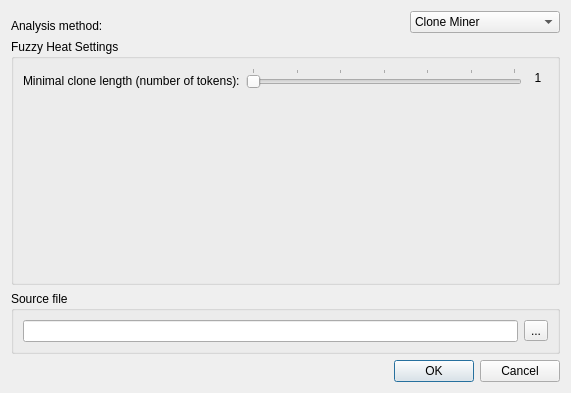
Qt form doc-clone-miner/qtui/element_miner_settings.ui (spbu-se/pldoctoolkit) before a commit.
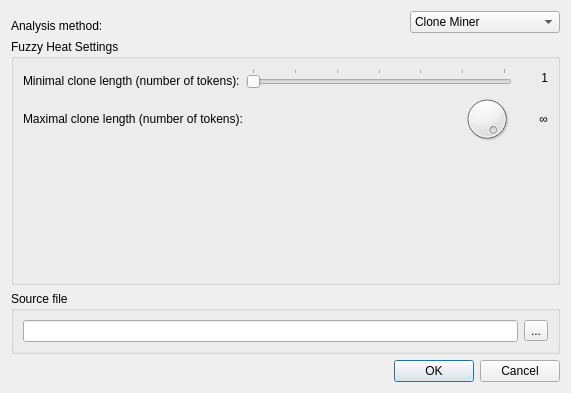
The same form after that commit. The open tabs and pages were chosen to show the change.

Commit message: Max Clone Length dial

```diff
--- a/doc-clone-miner/qtui/element_miner_settings.ui
+++ b/doc-clone-miner/qtui/element_miner_settings.ui
@@ -728,7 +728,7 @@
              <widget class="QLabel" name="lbClLen_f">
               <property name="minimumSize">
                <size>
-                <width>20</width>
+                <width>30</width>
                 <height>0</height>
                </size>
               </property>
@@ -736,7 +736,84 @@
                <string>1</string>
               </property>
               <property name="alignment">
-               <set>Qt::AlignCenter</set>
+               <set>Qt::AlignRight|Qt::AlignTrailing|Qt::AlignVCenter</set>
+              </property>
+             </widget>
+            </item>
+           </layout>
+          </item>
+          <item>
+           <layout class="QHBoxLayout" name="horizontalLayout_14">
+            <property name="bottomMargin">
+             <number>0</number>
+            </property>
+            <item>
+             <widget class="QLabel" name="label_9">
+              <property name="text">
+               <string>Maximal clone length (number of tokens):</string>
+              </property>
+             </widget>
+            </item>
+            <item>
+             <spacer name="horizontalSpacer_9">
+              <property name="orientation">
+               <enum>Qt::Horizontal</enum>
+              </property>
+              <property name="sizeHint" stdset="0">
+               <size>
+                <width>40</width>
+                <height>20</height>
+               </size>
+              </property>
+             </spacer>
+            </item>
+            <item>
+             <widget class="QDial" name="dlClMaxLen_f">
+              <property name="sizePolicy">
+               <sizepolicy hsizetype="Fixed" vsizetype="Fixed">
+                <horstretch>0</horstretch>
+                <verstretch>0</verstretch>
+               </sizepolicy>
+              </property>
+              <property name="maximumSize">
+               <size>
+                <width>50</width>
+                <height>50</height>
+               </size>
+              </property>
+              <property name="minimum">
+               <number>1</number>
+              </property>
+              <property name="maximum">
+               <number>201</number>
+              </property>
+              <property name="value">
+               <number>201</number>
+              </property>
+              <property name="orientation">
+               <enum>Qt::Horizontal</enum>
+              </property>
+              <property name="invertedAppearance">
+               <bool>false</bool>
+              </property>
+              <property name="invertedControls">
+               <bool>false</bool>
+              </property>
+             </widget>
+            </item>
+            <item>
+             <widget class="QLabel" name="lbClMaxLen_f">
+              <property name="minimumSize">
+               <size>
+                <width>30</width>
+                <height>0</height>
+               </size>
+              </property>
+              <property name="text">
+               <string>∞</string>
+              </property>
+              <property name="alignment">
+               <set>Qt::AlignRight|Qt::AlignTrailing|Qt::AlignVCenter</set>
               </property>
              </widget>
             </item>
```
The commit also changes 3 other files.
